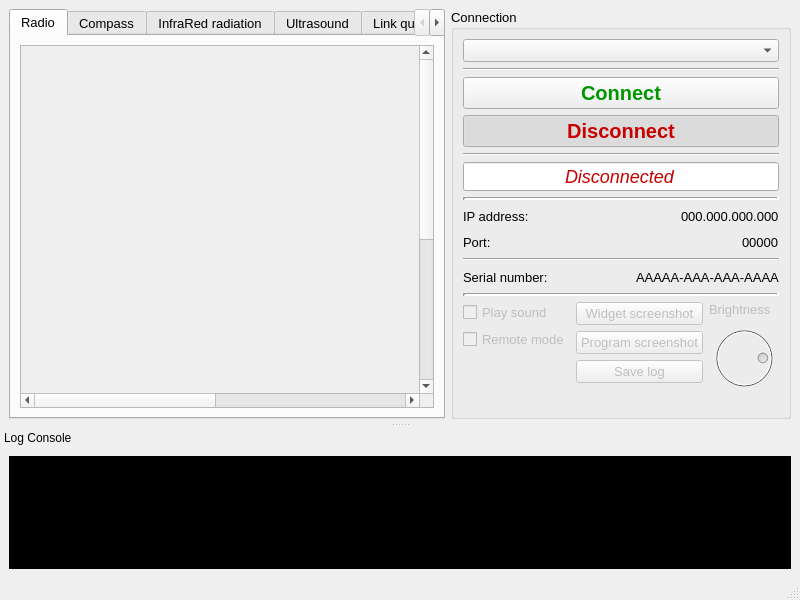
First picture: the form in ui/raw/WiretappingScaner.ui, repository Nakama3942/WiretappingScanner, before the edit.
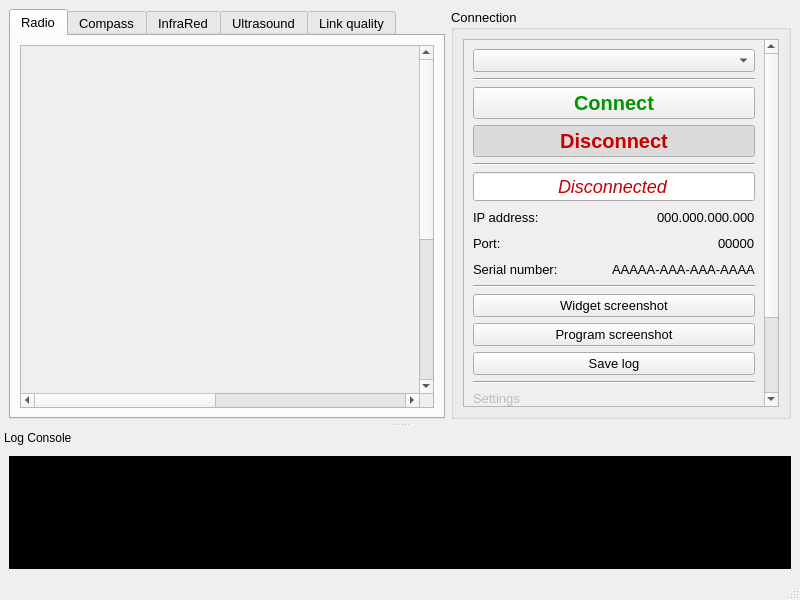
Second picture: the form after the edit. Custom widgets are drawn as their Qt base class.

Commit message: The main change was to move the Detector class to the external qsrc module and move the qsrc module to the ui module. Also, I again shoveled the groupBox of the connector, making it "rubber", which, as needed, makes it possible to add additional settings

What changed in the file:
```diff
--- a/ui/raw/WiretappingScaner.ui
+++ b/ui/raw/WiretappingScaner.ui
@@ -186,7 +186,7 @@
       </widget>
       <widget class="QWidget" name="tabIR">
        <attribute name="title">
-        <string>InfraRed radiation</string>
+        <string>InfraRed</string>
        </attribute>
        <layout class="QVBoxLayout" name="verticalLayout_4">
         <item>
@@ -369,7 +369,7 @@
       </property>
       <property name="maximumSize">
        <size>
-        <width>16777215</width>
+        <width>340</width>
         <height>16777215</height>
        </size>
       </property>
@@ -381,7 +381,25 @@
       <property name="title">
        <string>Connection</string>
       </property>
-      <layout class="QVBoxLayout" name="verticalLayout_8">
+      <property name="checkable">
+       <bool>false</bool>
+      </property>
+      <layout class="QVBoxLayout" name="verticalLayout_9">
+       <item>
+        <widget class="QScrollArea" name="scrollArea">
+         <property name="widgetResizable">
+          <bool>true</bool>
+         </property>
+         <widget class="QWidget" name="scrollAreaWidgetContents">
+          <property name="geometry">
+           <rect>
+            <x>0</x>
+            <y>-119</y>
+            <width>301</width>
+            <height>491</height>
+           </rect>
+          </property>
+          <layout class="QVBoxLayout" name="verticalLayout_7">
        <item>
         <widget class="QComboBox" name="IPBox"/>
        </item>
@@ -484,16 +502,6 @@
          </property>
         </widget>
        </item>
-       <item>
-        <widget class="Line" name="line3">
-         <property name="lineWidth">
-          <number>3</number>
-         </property>
-         <property name="orientation">
-          <enum>Qt::Horizontal</enum>
-         </property>
-        </widget>
-       </item>
        <item>
         <layout class="QHBoxLayout" name="horizontalLayout1">
          <item>
@@ -561,13 +569,6 @@
          </item>
         </layout>
        </item>
-       <item>
-        <widget class="Line" name="line5">
-         <property name="orientation">
-          <enum>Qt::Horizontal</enum>
-         </property>
-        </widget>
-       </item>
        <item>
         <layout class="QHBoxLayout" name="horizontalLayout3">
          <item>
@@ -600,73 +601,18 @@
         </layout>
        </item>
        <item>
-        <widget class="Line" name="line4">
+            <widget class="Line" name="line3">
          <property name="lineWidth">
-          <number>3</number>
+              <number>1</number>
          </property>
          <property name="orientation">
           <enum>Qt::Horizontal</enum>
          </property>
         </widget>
        </item>
-       <item>
-        <widget class="QWidget" name="widgetSettings" native="true">
-         <property name="enabled">
-          <bool>false</bool>
-         </property>
-         <property name="minimumSize">
-          <size>
-           <width>250</width>
-           <height>100</height>
-          </size>
-         </property>
-         <layout class="QHBoxLayout" name="horizontalLayout_5">
-          <property name="leftMargin">
-           <number>0</number>
-          </property>
-          <property name="topMargin">
-           <number>0</number>
-          </property>
-          <property name="rightMargin">
-           <number>0</number>
-          </property>
-          <property name="bottomMargin">
-           <number>0</number>
-          </property>
           <item>
            <layout class="QVBoxLayout" name="verticalLayout2">
             <item>
-             <widget class="QCheckBox" name="checkPlaySound">
-              <property name="text">
-               <string>Play sound</string>
-              </property>
-             </widget>
-            </item>
-            <item>
-             <widget class="QCheckBox" name="checkRemoteMode">
-              <property name="text">
-               <string>Remote mode</string>
-              </property>
-             </widget>
-            </item>
-            <item>
-             <spacer name="verticalSpacer1">
-              <property name="orientation">
-               <enum>Qt::Vertical</enum>
-              </property>
-              <property name="sizeHint" stdset="0">
-               <size>
-                <width>20</width>
-                <height>40</height>
-               </size>
-              </property>
-             </spacer>
-            </item>
-           </layout>
-          </item>
-          <item>
-           <layout class="QVBoxLayout" name="verticalLayout3">
-            <item>
              <widget class="QPushButton" name="buttWidgetScreenshot">
               <property name="sizePolicy">
                <sizepolicy hsizetype="Expanding" vsizetype="Fixed">
@@ -705,6 +651,59 @@
               </property>
              </widget>
             </item>
+            </layout>
+           </item>
+           <item>
+            <widget class="Line" name="line4">
+             <property name="orientation">
+              <enum>Qt::Horizontal</enum>
+             </property>
+            </widget>
+           </item>
+           <item>
+            <widget class="QGroupBox" name="groupSettings">
+             <property name="enabled">
+              <bool>false</bool>
+             </property>
+             <property name="title">
+              <string>Settings</string>
+             </property>
+             <layout class="QHBoxLayout" name="horizontalLayout_3">
+              <item>
+               <layout class="QVBoxLayout" name="verticalLayout3">
+                <item>
+                 <widget class="QCheckBox" name="checkPlaySound">
+                  <property name="sizePolicy">
+                   <sizepolicy hsizetype="Fixed" vsizetype="Fixed">
+                    <horstretch>0</horstretch>
+                    <verstretch>0</verstretch>
+                   </sizepolicy>
+                  </property>
+                  <property name="text">
+                   <string>Play sound</string>
+                  </property>
+                 </widget>
+                </item>
+                <item>
+                 <widget class="QCheckBox" name="checkRemoteMode">
+                  <property name="sizePolicy">
+                   <sizepolicy hsizetype="Fixed" vsizetype="Fixed">
+                    <horstretch>0</horstretch>
+                    <verstretch>0</verstretch>
+                   </sizepolicy>
+                  </property>
+                  <property name="text">
+                   <string>Remote mode</string>
+                  </property>
+                 </widget>
+                </item>
+                <item>
+                 <widget class="Line" name="line6">
+                  <property name="orientation">
+                   <enum>Qt::Horizontal</enum>
+                  </property>
+                 </widget>
+                </item>
             <item>
              <spacer name="verticalSpacer2">
               <property name="orientation">
@@ -720,9 +719,18 @@
             </item>
            </layout>
           </item>
+              <item>
+               <widget class="Line" name="line5">
+                <property name="orientation">
+                 <enum>Qt::Vertical</enum>
+                </property>
+               </widget>
+              </item>
           <item>
            <layout class="QVBoxLayout" name="verticalLayout4">
             <item>
+                 <layout class="QHBoxLayout" name="horizontalLayout4">
+                  <item>
              <widget class="QLabel" name="label4">
               <property name="text">
                <string>Brightness</string>
@@ -739,14 +747,14 @@
               </property>
               <property name="minimumSize">
                <size>
-                <width>70</width>
-                <height>70</height>
+                      <width>60</width>
+                      <height>60</height>
                </size>
               </property>
               <property name="maximumSize">
                <size>
-                <width>70</width>
-                <height>70</height>
+                      <width>60</width>
+                      <height>60</height>
                </size>
               </property>
               <property name="maximum">
@@ -760,6 +768,15 @@
               </property>
              </widget>
             </item>
+                 </layout>
+                </item>
+                <item>
+                 <widget class="Line" name="line7">
+                  <property name="orientation">
+                   <enum>Qt::Horizontal</enum>
+                  </property>
+                 </widget>
+                </item>
             <item>
              <spacer name="verticalSpacer3">
               <property name="orientation">
@@ -779,17 +796,21 @@
         </widget>
        </item>
        <item>
-        <spacer name="verticalSpacer4">
+            <spacer name="verticalSpacer1">
          <property name="orientation">
           <enum>Qt::Vertical</enum>
          </property>
          <property name="sizeHint" stdset="0">
           <size>
            <width>20</width>
-           <height>322</height>
+               <height>40</height>
           </size>
          </property>
         </spacer>
+           </item>
+          </layout>
+         </widget>
+        </widget>
        </item>
       </layout>
      </widget>
```
Left out of the diff: 2 changed lines with no effect on the pictures. Lines whose indentation alone changed are shown as unchanged. The commit also changes 5 other files.
